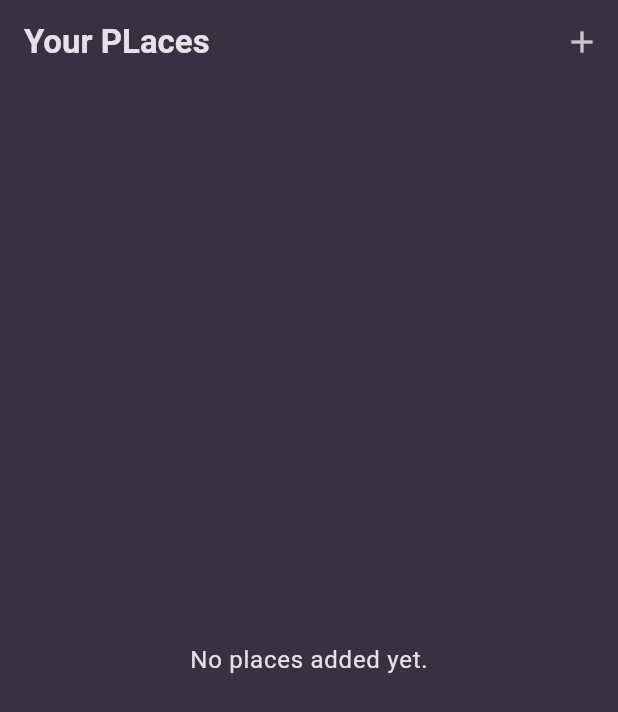
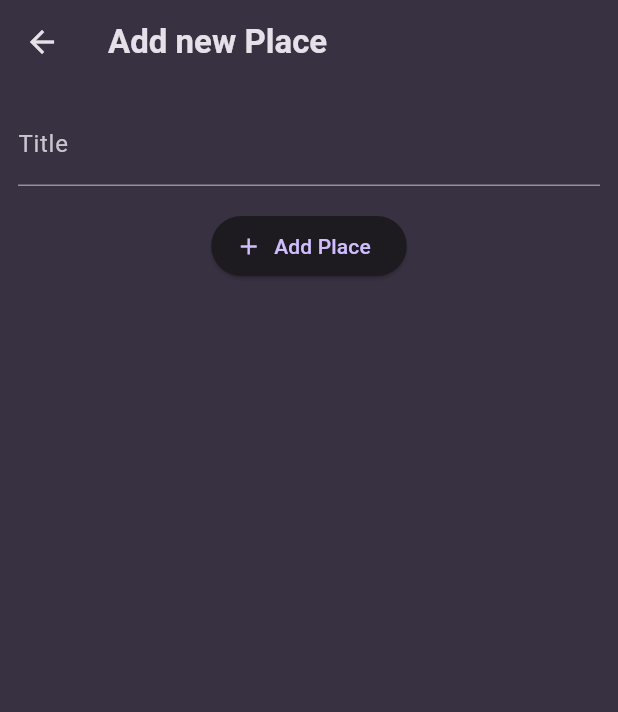
Before and after one commit to Bureau536/favorite_places, a Flutter app: the screen it shows after launch, after a tap on the "add" icon, on a phone screen of 412 x 824 dp. Shown: the top 712 px of the screen. Run offline on Flutter 3.47's test engine with Material 3 defaults, Android fonts, the phone set to English and light mode, and no system bars; our stand-ins replace google_fonts.

Commit message:
Added Add Place screen
Created add place screen and redirection to that screen form main.

```diff
--- a/lib/screens/add_place.dart
+++ b/lib/screens/add_place.dart
@@ -0,0 +1,47 @@
+import 'package:flutter/material.dart';
+
+class AddPlaceScreen extends StatefulWidget {
+  const AddPlaceScreen({super.key});
+
+  @override
+  State<StatefulWidget> createState() {
+    return _AddPlaceScreenState();
+  }
+}
+
+class _AddPlaceScreenState extends State<AddPlaceScreen> {
+  final _titleController = TextEditingController();
+
+  @override
+  void dispose() {
+    _titleController.dispose();
+    super.dispose();
+  }
+
+  @override
+  Widget build(BuildContext context) {
+    return Scaffold(
+      appBar: AppBar(
+        title: const Text('Add new Place'),
+      ),
+      body: SingleChildScrollView(
+        padding: const EdgeInsets.all(12),
+        child: Column(
+          children: [
+            TextField(
+              decoration: const InputDecoration(labelText: 'Title'),
+              controller: _titleController,
+              style: TextStyle(color: Theme.of(context).colorScheme.onSurface),
+            ),
+            const SizedBox(height: 16),
+            ElevatedButton.icon(
+              onPressed: () {},
+              icon: const Icon(Icons.add),
+              label: const Text('Add Place'),
+            )
+          ],
+        ),
+      ),
+    );
+  }
+}
--- a/lib/screens/places.dart
+++ b/lib/screens/places.dart
@@ -1,3 +1,4 @@
+import 'package:favorite_places/screens/add_place.dart';
 import 'package:favorite_places/widgets/places_list.dart';
 import 'package:flutter/material.dart';
 
@@ -11,7 +12,13 @@ class PlacesScreen extends StatelessWidget {
         title: const Text('Your PLaces'),
         actions: [
           IconButton(
-            onPressed: () {},
+            onPressed: () {
+              Navigator.of(context).push(
+                MaterialPageRoute(
+                  builder: (ctx) => const AddPlaceScreen(),
+                ),
+              );
+            },
             icon: const Icon(Icons.add),
           ),
         ],
```
